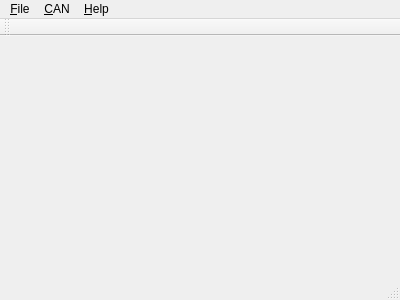
Qt form CANDI/mainwindow.ui (SchrodingersGat/CANDI) before a commit.
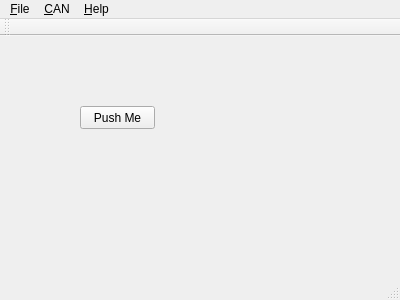
The same form after that commit.

```diff
--- a/CANDI/mainwindow.ui
+++ b/CANDI/mainwindow.ui
@@ -13,7 +13,21 @@
   <property name="windowTitle">
    <string>MainWindow</string>
   </property>
-  <widget class="QWidget" name="centralWidget"/>
+  <widget class="QWidget" name="centralWidget">
+   <widget class="QPushButton" name="pushButton">
+    <property name="geometry">
+     <rect>
+      <x>80</x>
+      <y>70</y>
+      <width>75</width>
+      <height>23</height>
+     </rect>
+    </property>
+    <property name="text">
+     <string>Push Me</string>
+    </property>
+   </widget>
+  </widget>
   <widget class="QMenuBar" name="menuBar">
    <property name="geometry">
     <rect>
```
Left out of the diff: 19 changed lines with no effect on the pictures.
